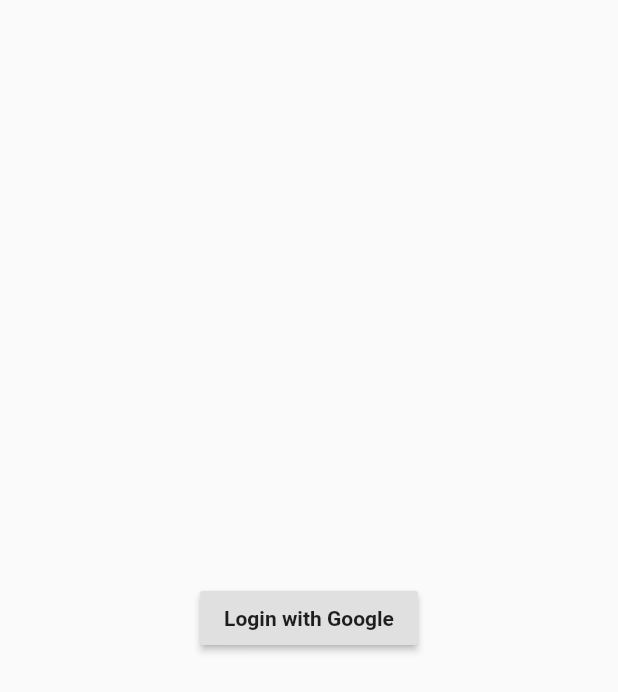
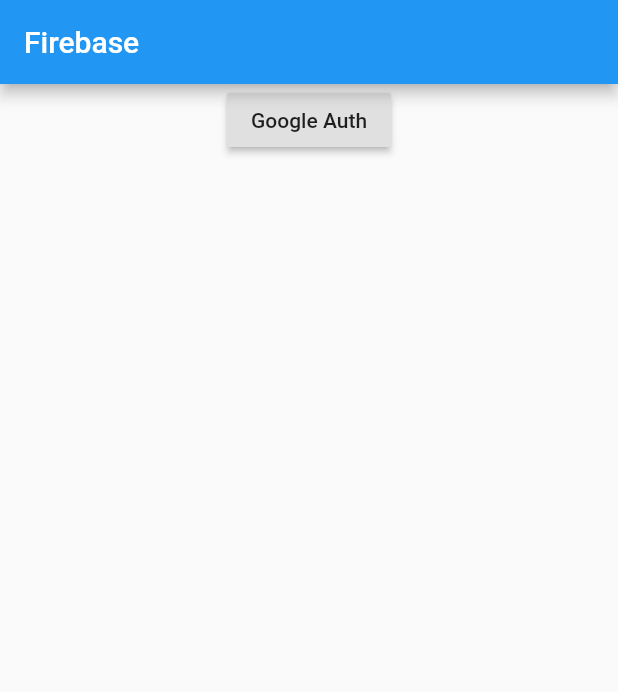
Before and after one commit to alokiimtgn/flutter-firebase, a Flutter app: the screen it shows after launch, on a phone screen of 412 x 824 dp. Shown: the top 692 px of the screen. Run offline on Flutter 3.47's test engine with Material 2 defaults, Android fonts, the phone set to English and light mode, and no system bars; our stand-ins replace google_sign_in.

Commit message:
Code refactored

```diff
--- a/lib/main.dart
+++ b/lib/main.dart
@@ -1,5 +1,7 @@
 import 'package:flutter/material.dart';
-import 'package:google_sign_in/google_sign_in.dart';
+import 'screens/app_main_screen.dart';
+import 'screens/google_auth_screen.dart';
+import 'routes/routes.dart';
 
 void main() => runApp(MyApp());
 
@@ -7,90 +9,18 @@ class MyApp extends StatelessWidget {
   @override
   Widget build(BuildContext context) {
     return MaterialApp(
+      routes: {
+        Routes.GOOGLE_AUTH: (context) => GoogleAuth(),
+      },
       debugShowCheckedModeBanner: false,
       home: SafeArea(
         child: Scaffold(
-          body: AppScreen(),
+          appBar: AppBar(
+            title: Text("Firebase"),
+          ),
+          body: AppMainScreen(),
         ),
       ),
     );
   }
 }
-
-class AppScreen extends StatefulWidget {
-  @override
-  _AppScreenState createState() => _AppScreenState();
-}
-
-class _AppScreenState extends State<AppScreen> {
-  bool isUserLoggedIn = false;
-  GoogleSignIn _googleSignIn = GoogleSignIn(scopes: ['email']);
-
-  void _loginWithGoogle() async {
-    try {
-      await _googleSignIn.signIn();
-      setState(() {
-        isUserLoggedIn = true;
-      });
-    } catch (error) {
-      print(error);
-    }
-  }
-
-  void logout() {
-    _googleSignIn.signOut();
-    setState(() {
-      isUserLoggedIn = false;
-    });
-  }
-
-  @override
-  Widget build(BuildContext context) {
-    return Container(
-      height: MediaQuery.of(context).size.height,
-      width: MediaQuery.of(context).size.width,
-      child: isUserLoggedIn
-          ? Column(
-              mainAxisAlignment: MainAxisAlignment.center,
-              children: [
-                // when loggedIn
-                Image.network(_googleSignIn.currentUser.photoUrl),
-                Padding(
-                  padding: const EdgeInsets.all(8.0),
-                  child: Text(
-                    "Name : " +
-                        _googleSignIn.currentUser.displayName +
-                        "\nEmail : " +
-                        _googleSignIn.currentUser.email +
-                        "\nScopes : " +
-                        _googleSignIn.scopes.toString() +
-                        "\nID : " +
-                        _googleSignIn.currentUser.id,
-                    style: TextStyle(fontWeight: FontWeight.bold),
-                  ),
-                ),
-                RaisedButton(
-                  onPressed: () {
-                    logout();
-                  },
-                  child: Text("Logout",
-                      style: TextStyle(fontWeight: FontWeight.bold)),
-                ),
-              ],
-            )
-          : Column(
-              mainAxisAlignment: MainAxisAlignment.center,
-              children: [
-                // when user is not loggedIn
-                RaisedButton(
-                  onPressed: () {
-                    _loginWithGoogle();
-                  },
-                  child: Text("Login with Google",
-                      style: TextStyle(fontWeight: FontWeight.bold)),
-                ),
-              ],
-            ),
-    );
-  }
-}
--- /dev/null
+++ b/lib/routes/routes.dart
@@ -0,0 +1,7 @@
+
+class Routes{
+  static const String GOOGLE_AUTH = "/google_auth_screen.dart";
+  static const String LOGIN_WITH_EMAIL = "/email_auth_screen.dart";
+  static const String FACEBOOK_LOGIN = "/facebook_auth_screen.dart";
+  static const String GITHUB_LOGIN = "/github_auth_screen.dart";
+}
--- /dev/null
+++ b/lib/screens/app_main_screen.dart
@@ -0,0 +1,30 @@
+import 'package:flutter/material.dart';
+import '../routes/routes.dart';
+
+class AppMainScreen extends StatefulWidget {
+  @override
+  _AppMainScreenState createState() => _AppMainScreenState();
+}
+
+class _AppMainScreenState extends State<AppMainScreen> {
+  @override
+  Widget build(BuildContext context) {
+    return Container(
+      height: MediaQuery.of(context).size.height,
+      width: MediaQuery.of(context).size.width,
+      child: Center(
+        child: Column(
+          children: [
+            RaisedButton(
+              onPressed: () {
+                // Navigate to Google Auth Screen
+                Navigator.pushNamed(context, Routes.GOOGLE_AUTH);
+              },
+              child: Text("Google Auth"),
+            ),
+          ],
+        ),
+      ),
+    );
+  }
+}
```
Also changed, not shown: lib/login_screen.dart (deleted, +0 -24 lines), lib/screens/google_auth_screen.dart (added, +87 -0 lines).
